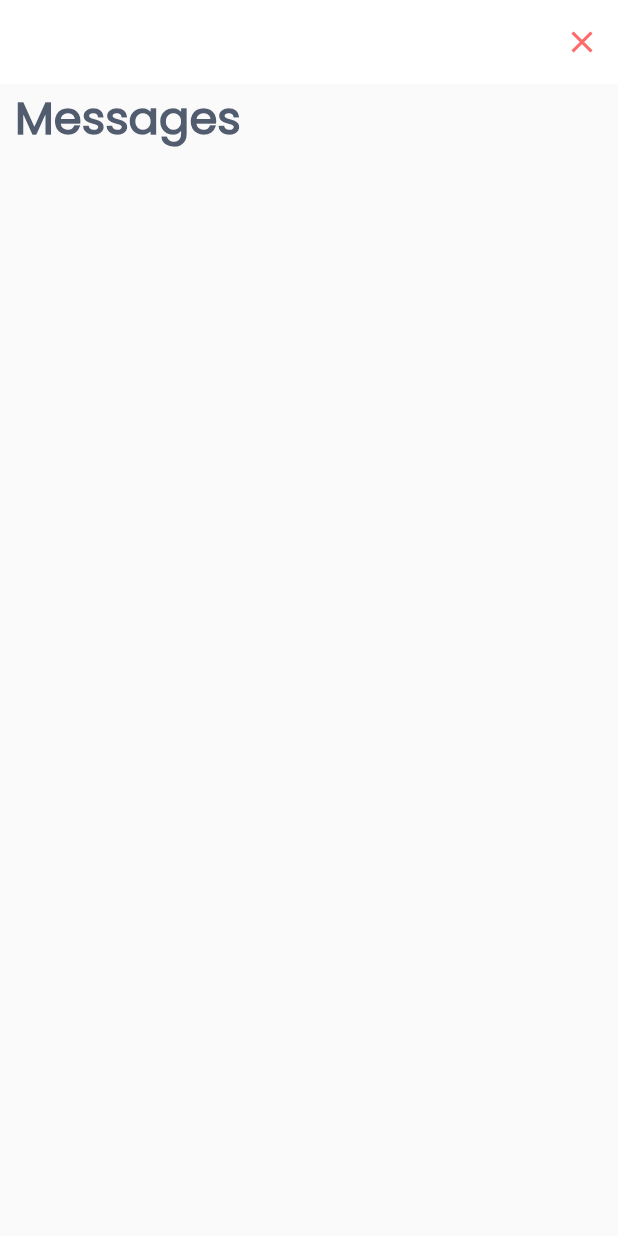
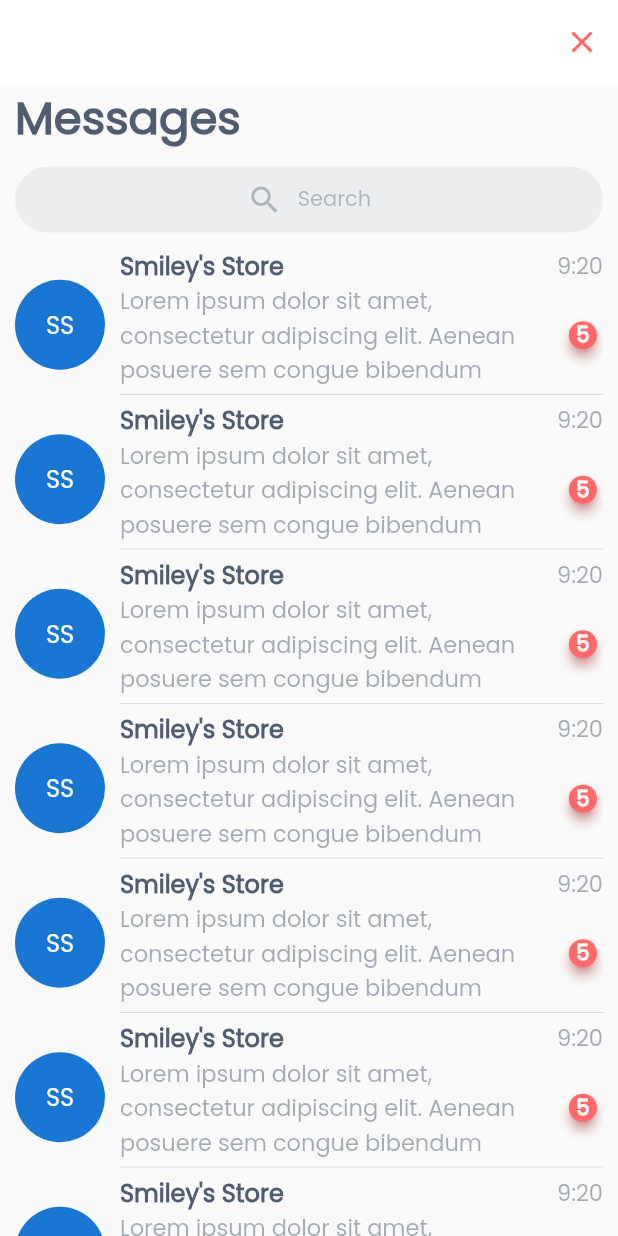
Before and after one commit to darkomike/ebuy, a Flutter app: the Messages screen opened directly, on a phone screen of 412 x 824 dp. Run offline on Flutter 3.47's test engine with Material 2 defaults, Android fonts, the phone set to English and light mode, and no system bars.

Commit message:
Almost done

```diff
--- a/lib/screens/home.dart
+++ b/lib/screens/home.dart
@@ -2,6 +2,7 @@ import 'package:ecommerce/screens/cart.dart';
 import 'package:ecommerce/screens/categories.dart';
 import 'package:ecommerce/screens/messages.dart';
 import 'package:ecommerce/screens/more.dart';
+import 'package:ecommerce/screens/notification.dart';
 import 'package:ecommerce/screens/profile.dart';
 import 'package:ecommerce/screens/search_result.dart';
 import 'package:ecommerce/styles/colors.dart';
@@ -197,7 +198,9 @@ class _HomePageState extends State<HomePage> {
       ),
       widthSpace,
       GestureDetector(
-        onTap: () {},
+        onTap: () {
+          push(context: context, destination: const MyNotification());
+        },
         child: SizedBox(
           height: 40,
           width: 40,
--- a/lib/screens/messages.dart
+++ b/lib/screens/messages.dart
@@ -1,4 +1,7 @@
+import 'package:ecommerce/screens/message_detail.dart';
 import 'package:ecommerce/styles/colors.dart';
+import 'package:ecommerce/utils/constant.dart';
+import 'package:ecommerce/utils/utils.dart';
 import 'package:flutter/material.dart';
 
 class Messages extends StatefulWidget {
@@ -28,7 +31,10 @@ class _MessagesState extends State<Messages> {
       ),
       body: Container(
         padding: const EdgeInsets.symmetric(horizontal: 10),
-        child: Column(children: [
+        child: SingleChildScrollView(
+          physics: const BouncingScrollPhysics(),
+          child:
+              Column(crossAxisAlignment: CrossAxisAlignment.start, children: [
             Text(
               "Messages",
               style: TextStyle(
@@ -36,8 +42,125 @@ class _MessagesState extends State<Messages> {
                   fontSize: 30,
                   fontWeight: FontWeight.bold),
             ),
+            heightSpace,
+            GestureDetector(
+              onTap: () {},
+              child: Container(
+                padding: const EdgeInsets.all(10),
+                decoration: BoxDecoration(
+                    color: secondaryColor.withOpacity(0.1),
+                    borderRadius: BorderRadius.circular(40)),
+                child: Row(
+                  mainAxisAlignment: MainAxisAlignment.center,
+                  children: [
+                    Icon(
+                      Icons.search,
+                      color: tertiaryColor.withOpacity(0.4),
+                    ),
+                    widthSpace,
+                    Text(
+                      "Search",
+                      style: TextStyle(color: tertiaryColor.withOpacity(0.4)),
+                    )
+                  ],
+                ),
+              ),
+            ),
+            heightSpace,
+            const MessageCard(),
+            const MessageCard(),
+            const MessageCard(),
+            const MessageCard(),
+            const MessageCard(),
+            const MessageCard(),
+            const MessageCard(),
           ]),
+        ),
       ),
     );
   }
 }
+
+class MessageCard extends StatelessWidget {
+  const MessageCard({
+    Key? key,
+  }) : super(key: key);
+
+  @override
+  Widget build(BuildContext context) {
+    return GestureDetector(
+      onTap: () {
+        push(context: context, destination: const MessageDetail());
+      },
+      child: Row(
+        children: [
+          const CircleAvatar(
+            radius: 30,
+            child: Text("SS"),
+          ),
+          widthSpace,
+          Expanded(
+            child: Column(
+              mainAxisAlignment: MainAxisAlignment.start,
+              crossAxisAlignment: CrossAxisAlignment.start,
+              children: [
+                Row(
+                  mainAxisAlignment: MainAxisAlignment.spaceBetween,
+                  children: [
+                    Text(
+                      "Smiley's Store",
+                      style: TextStyle(
+                          fontSize: 16,
+                          fontWeight: FontWeight.w600,
+                          color: tertiaryColor),
+                    ),
+                    Text(
+                      "9:20",
+                      style: TextStyle(
+                          fontSize: 15, color: tertiaryColor.withOpacity(0.5)),
+                    )
+                  ],
+                ),
+                Row(
+                  mainAxisAlignment: MainAxisAlignment.spaceBetween,
+                  children: [
+                    Expanded(
+                      child: Wrap(
+                        children: [
+                          Text(
+                            "Lorem ipsum dolor sit amet, consectetur adipiscing elit. Aenean posuere sem congue bibendum",
+                            style: TextStyle(
+                                fontSize: 15,
+                                color: tertiaryColor.withOpacity(0.5)),
+                          ),
+                        ],
+                      ),
+                    ),
+                    widthSpace,
+                    Card(
+                      shape: const CircleBorder(),
+                      shadowColor: primaryColor,
+                      elevation: 3,
+                      color: primaryColor,
+                      child: const Padding(
+                        padding: EdgeInsets.all(5.0),
+                        child: Text(
+                          "5",
+                          style: TextStyle(
+                              color: whiteColor, fontWeight: FontWeight.bold),
+                        ),
+                      ),
+                    ),
+                  ],
+                ),
+                const Divider(
+                  height: 10,
+                )
+              ],
+            ),
+          )
+        ],
+      ),
+    );
+  }
+}
```
Also changed, not shown: lib/screens/message_detail.dart (added, +16 -0 lines), lib/screens/notification.dart (added, +45 -0 lines). Lines whose indentation alone changed are shown as unchanged.
